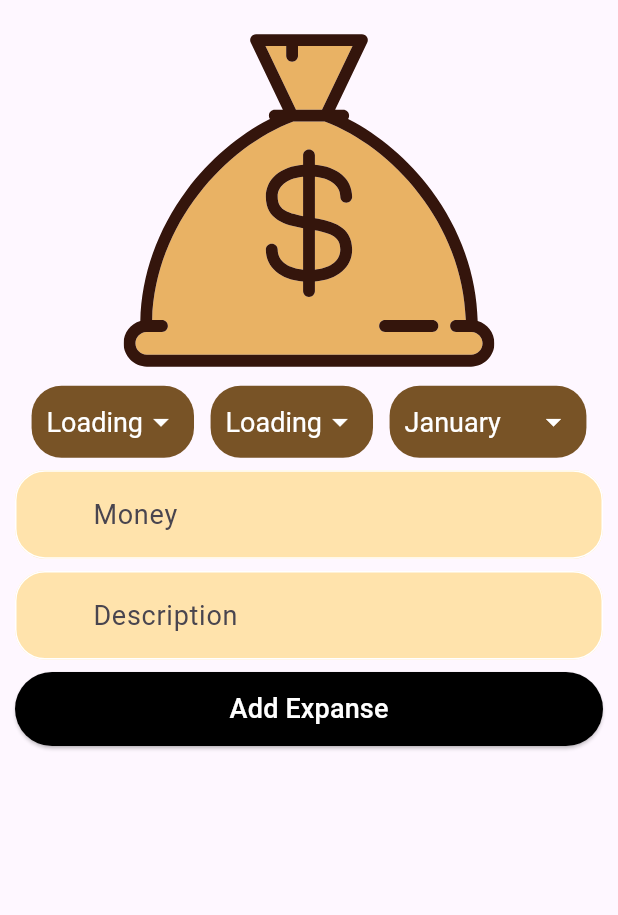
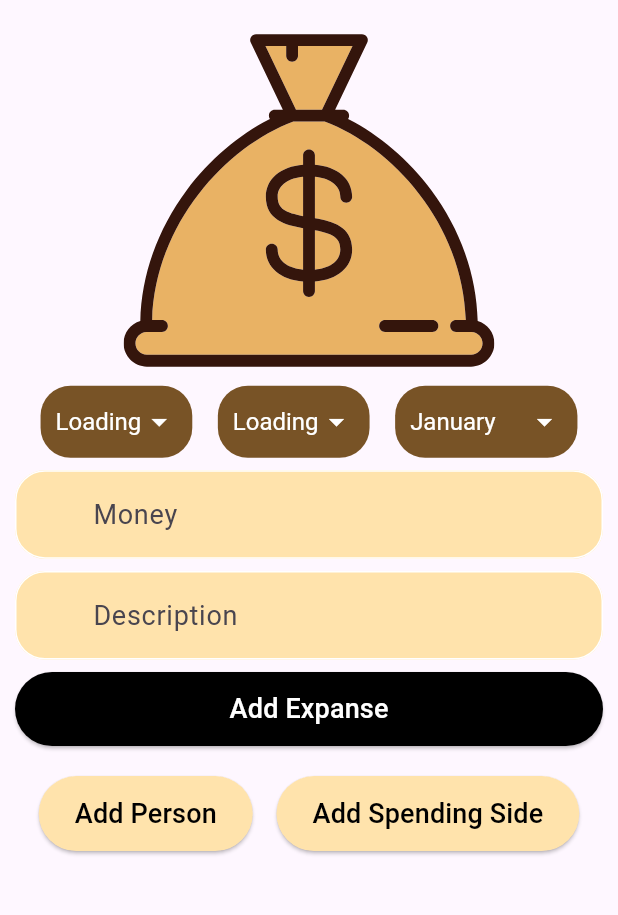
Before and after one commit to Mohamed-Atef-work/Money-Tracker, a Flutter app: the AddExpanseScreen screen opened by its route, on a phone screen of 412 x 824 dp, the part 75-990 px from its top. Run offline on Flutter 3.47's test engine with Material 3 defaults, Android fonts, the phone set to English and light mode, and no system bars; our stand-ins replace dartz, flutter_styled_toast, flutter_svg, get, sqflite; accounts and stored records are empty.

Commit message:
add person, add spending side controller & widget

```diff
--- a/lib/core/components/drop_down_menu_component.dart
+++ b/lib/core/components/drop_down_menu_component.dart
@@ -35,7 +35,7 @@ class DropDownMenuComponent extends StatelessWidget {
         padding: kHorizontalPadding10,
         underline: const SizedBox.shrink(),
         borderRadius: BorderRadius.circular(20),
-        style: const TextStyle(color: Colors.white, fontSize: 18),
+        style: const TextStyle(color: Colors.white, fontSize: 16),
         icon: const Icon(Icons.arrow_drop_down, color: Colors.white),
       ),
     );
--- a/lib/core/config/local/arabic.dart
+++ b/lib/core/config/local/arabic.dart
@@ -15,6 +15,10 @@ class Arabic {
   static String appName = "متتبع المال";
   static String addExpanse = "اضافة مصروف";
   static String spendingSides = "أوجه الانفاق";
+
+  static String add = "اضافة";
+  static String addPerson = "اضافة شخص";
+  static String addSpendingSide = "اضافة جهة انفاق";
 
   static String may = "مايو";
   static String june = "يونيو";
@@ -50,6 +54,7 @@ class Arabic {
         English.december: december,
         English.february: february,
         English.september: september,
+        English.add: add,
         English.data: data,
         English.money: money,
         English.search: search,
@@ -59,10 +64,12 @@ class Arabic {
         English.appName: appName,
         English.persons: persons,
         English.expanses: expanses,
+        English.addPerson: addPerson,
         English.statistics: statistics,
         English.addExpanse: addExpanse,
         English.description: description,
         English.spendingSides: spendingSides,
+        English.addSpendingSide: addSpendingSide,
         English.databaseIsClosed: databaseIsClosed,
         English.tableDoesNotExist: tableDoesNotExist,
         English.unknownDatabaseError: unknownDatabaseError,
--- a/lib/core/config/local/english.dart
+++ b/lib/core/config/local/english.dart
@@ -14,6 +14,7 @@ class English {
   static String february = "February";
   static String september = "September";
 
+  static String add = "Add";
   static String data = "Data";
   static String money = "Money";
   static String search = "search";
@@ -22,11 +23,13 @@ class English {
   static String persons = "Persons";
   static String loading = "Loading";
   static String expanses = "Expanses";
+  static String addPerson = "Add Person";
   static String statistics = "Statistics";
   static String appName = "Money Tracker";
   static String addExpanse = "Add Expanse";
   static String description = "Description";
   static String spendingSides = "Spending Sides";
+  static String addSpendingSide = "Add Spending Side";
 
   static String databaseIsClosed = "Database is closed.";
   static String tableDoesNotExist = "Table does not exist.";
@@ -64,6 +67,7 @@ class English {
         december: december,
         february: february,
         september: september,
+        add: add,
         data: data,
         money: money,
         search: search,
@@ -73,10 +77,12 @@ class English {
         appName: appName,
         persons: persons,
         expanses: expanses,
+        addPerson: addPerson,
         addExpanse: addExpanse,
         statistics: statistics,
         description: description,
         spendingSides: spendingSides,
+        addSpendingSide: addSpendingSide,
         databaseIsClosed: databaseIsClosed,
         tableDoesNotExist: tableDoesNotExist,
         unknownDatabaseError: unknownDatabaseError,
--- a/lib/screens/data_layout/controllers/add_expanse_controller.dart
+++ b/lib/screens/data_layout/controllers/add_expanse_controller.dart
@@ -1,23 +1,35 @@
 import 'package:get/get.dart';
+import 'package:flutter/cupertino.dart';
 import 'package:money_tracker/core/error/exceptions.dart';
+import 'package:money_tracker/core/config/local/english.dart';
 import 'package:money_tracker/screens/data_layout/data_repo/data_repo.dart';
-import 'package:money_tracker/screens/data_layout/models/person_model.dart';
-import 'package:money_tracker/screens/data_layout/models/spending_side_model.dart';
+import 'package:money_tracker/screens/data_layout/models/expanse_model.dart';
+import 'package:money_tracker/screens/data_layout/controllers/person_sides_data_controller.dart';
 
 class AddExpanseController extends GetxController {
-  final DataRepo _repo ;
+  final DataRepo _repo;
 
   AddExpanseController(this._repo);
 
+  final formKey = GlobalKey<FormState>();
 
+  final moneyCon = TextEditingController();
+  final descriptionCon = TextEditingController();
 
-  /*void addExpanses() async {
-    try {
-      final models = await _repo.addExpense();
-      sides = models;
-      update();
-    } on LocalDataBaseException catch (exc) {}
-  }*/
-
-
+  void addExpanses() async {
+    if (formKey.currentState!.validate()) {
+      final personsSidesCon = Get.find<PersonsSidesDataController>();
+      final model = ExpanseModel(
+        money: int.parse(moneyCon.text),
+        description: descriptionCon.text,
+        month: English.monthsList[personsSidesCon.selectedMonth],
+        person: personsSidesCon.persons[personsSidesCon.selectedPerson],
+        spendingSide: personsSidesCon.sides[personsSidesCon.selectedSide],
+      );
+      try {
+        final models = await _repo.addExpanse(model);
+        update();
+      } on LocalDataBaseException catch (exc) {}
+    }
+  }
 }
--- a/lib/screens/data_layout/models/person_model.dart
+++ b/lib/screens/data_layout/models/person_model.dart
@@ -1,10 +1,10 @@
 import 'package:money_tracker/core/utils/constants/constants.dart';
 
 class PersonModel {
-  final int id;
+  final int? id;
   final String person;
 
-  PersonModel({required this.id, required this.person});
+  PersonModel({ this.id, required this.person});
 
   factory PersonModel.fromJson(Map<String, dynamic> json) => PersonModel(
         id: json[kId],
--- a/lib/screens/data_layout/models/spending_side_model.dart
+++ b/lib/screens/data_layout/models/spending_side_model.dart
@@ -1,10 +1,10 @@
 import 'package:money_tracker/core/utils/constants/constants.dart';
 
 class SpendingSideModel {
-  final int id;
+  final int? id;
   final String spendingSide;
 
-  SpendingSideModel({required this.id, required this.spendingSide});
+  SpendingSideModel({this.id, required this.spendingSide});
 
   factory SpendingSideModel.fromJson(Map<String, dynamic> json) =>
       SpendingSideModel(
--- a/lib/screens/data_layout/views/add_expanse_screen.dart
+++ b/lib/screens/data_layout/views/add_expanse_screen.dart
@@ -1,13 +1,16 @@
 import 'package:get/get.dart';
 import 'package:flutter/material.dart';
 import 'package:flutter_svg/flutter_svg.dart';
-import 'package:get/get_utils/get_utils.dart';
 import 'package:money_tracker/core/utils/images.dart';
 import 'package:money_tracker/core/components/app_bar.dart';
 import 'package:money_tracker/core/config/local/english.dart';
 import 'package:money_tracker/core/components/custom_button.dart';
+import 'package:money_tracker/core/utils/constants/constants.dart';
 import 'package:money_tracker/core/components/custom_text_form_field.dart';
+import 'package:money_tracker/screens/data_layout/controllers/person_sides_data_controller.dart';
 import 'package:money_tracker/screens/data_layout/widgets/add_expense_menus_widget.dart';
+import 'package:money_tracker/screens/data_layout/controllers/add_expanse_controller.dart';
+import 'package:money_tracker/screens/data_layout/widgets/add_person_or_side_widget.dart';
 
 class AddExpanseScreen extends StatelessWidget {
   const AddExpanseScreen({super.key});
@@ -17,45 +20,64 @@ class AddExpanseScreen extends StatelessWidget {
     final width = context.width;
     final height = context.height;
     final padding = height * 0.01;
-
+    final addController = Get.find<AddExpanseController>();
+    final personsSidesController = Get.find<PersonsSidesDataController>();
     return Scaffold(
       appBar: CustomAppBar(title: English.addExpanse),
       body: ListView(
         physics: const BouncingScrollPhysics(),
         padding: const EdgeInsets.all(10),
         children: [
+          SvgPicture.asset(
+            Images.expanse,
+            width: width * 0.8,
+            height: height * 0.3,
+          ),
+          const MenusWidget(),
+          SizedBox(height: padding),
           Form(
-            key: GlobalKey<FormState>(),
+            key: addController.formKey,
             child: Column(
               children: [
-                SvgPicture.asset(
-                  Images.expanse,
-                  width: width * 0.8,
-                  height: height * 0.3,
-                ),
-                const MenusWidget(),
-                SizedBox(height: padding),
                 CustomTextFormField(
-                  //validator: _nameValidator,
                   hintText: English.money.tr,
-                  //textEditingController: controller.nameController,
+                  textEditingController: addController.moneyCon,
                 ),
                 SizedBox(height: padding),
                 CustomTextFormField(
                   maxLines: null,
-                  //validator: _descriptionValidator,
                   hintText: English.description.tr,
-                  //textEditingController: controller.descriptionController,
+                  textEditingController: addController.descriptionCon,
                 ),
               ],
             ),
           ),
           SizedBox(height: padding),
-          CustomButton(
-            onPressed: () {},
-            text: English.addExpanse,
-            width: context.width * 0.5,
-            height: context.height * 0.06,
+          GetBuilder<AddExpanseController>(
+            builder: (controller) => CustomButton(
+              width: context.width * 0.5,
+              text: English.addExpanse.tr,
+              height: context.height * 0.06,
+              onPressed: () => controller.addExpanses(),
+            ),
+          ),
+          const SizedBox(height: 20),
+          Row(
+            mainAxisAlignment: MainAxisAlignment.spaceEvenly,
+            children: [
+              CustomButton(
+                textColor: Colors.black,
+                backgroundColor: kWhiteGray,
+                text: English.addPerson.tr,
+                onPressed: () => personsSidesController.showPersonSheet(),
+              ),
+              CustomButton(
+                textColor: Colors.black,
+                backgroundColor: kWhiteGray,
+                text: English.addSpendingSide.tr,
+                onPressed: () =>personsSidesController.showSpendingSideSheet(),
+              ),
+            ],
           ),
         ],
       ),
```
Also changed, not shown: lib/screens/data_layout/controllers/person_sides_data_controller.dart (+48 -3 lines), lib/screens/data_layout/data_repo/data_repo.dart (+10 -0 lines), lib/screens/data_layout/data_repo/data_repo_impl.dart (+53 -7 lines), lib/screens/data_layout/widgets/add_person_or_side_widget.dart (added, +44 -0 lines).
